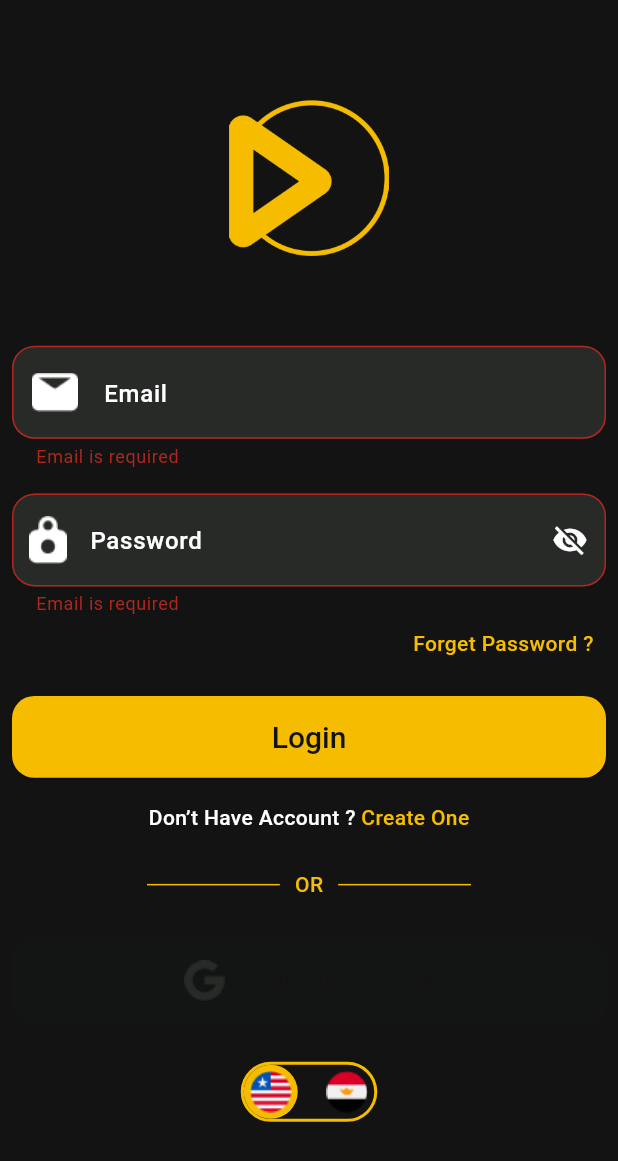
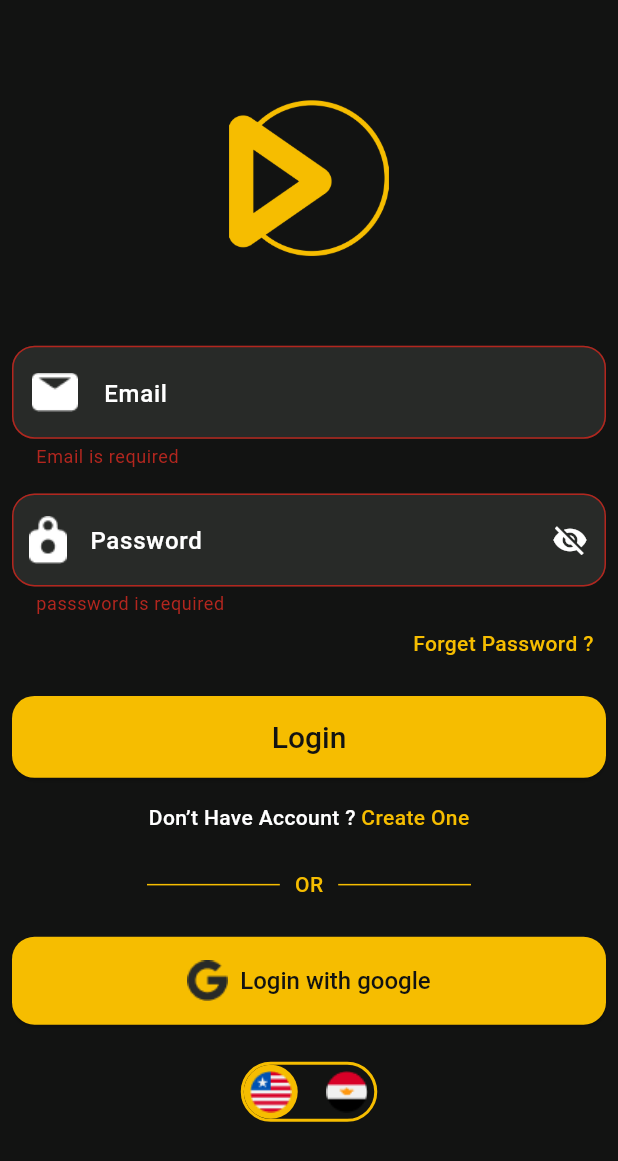
Before and after one commit to msalahzaki/Movies_App, a Flutter app: the LoginScreen screen opened by its route, after a tap on "Login", on a phone screen of 412 x 824 dp. Shown: the top 1161 px of the screen. Run offline on Flutter 3.47's test engine with Material 3 defaults, Android fonts, the phone set to English and light mode, and no system bars; our stand-ins replace carousel_slider, connectivity_plus, flutter_bloc, google_fonts, shared_preferences; accounts and stored records are empty; generated files the repository leaves out were written again.

Commit message:
last update login

```diff
--- a/lib/auth/login/cubit/login_view_model.dart
+++ b/lib/auth/login/cubit/login_view_model.dart
@@ -1,19 +1,27 @@
+import 'package:connectivity_plus/connectivity_plus.dart';
 import 'package:flutter/material.dart';
 import 'package:flutter_bloc/flutter_bloc.dart';
 import 'package:movies_app/api/api_manger.dart';
 import 'package:movies_app/auth/login/cubit/login_states.dart';
 import 'package:movies_app/home.dart';
-import 'package:movies_app/model/user_model.dart';
 import 'package:shared_preferences/shared_preferences.dart';
 
 class LoginViewModel extends Cubit<LoginStates> {
   final formkey = GlobalKey<FormState>();
   TextEditingController emailController = TextEditingController();
   TextEditingController passwordController = TextEditingController();
+  late String? savedToken;
+  late String? savedPass;
   LoginViewModel() : super(LoadingLoginState());
 
-  Future<UserModel?> login() async {
+  Future<void> login() async {
+    final List<ConnectivityResult> connectivityResult =
+        await Connectivity().checkConnectivity();
+
     if (formkey.currentState!.validate()) {
+      if (connectivityResult.contains(ConnectivityResult.mobile) ||
+          connectivityResult.contains(ConnectivityResult.wifi)) {
+//online
         try {
           emit(LoadingLoginState());
           var response = await ApiManger.loginApi(
@@ -23,26 +31,22 @@ class LoginViewModel extends Cubit<LoginStates> {
             await _savePassword(passwordController.text); // Save password
 
             // Immediately fetch and print the saved password for debugging
-          String? savedPass = await getSavedPassword();
+            savedPass = await getSavedPassword();
             print("✅ Saved Password: $savedPass");
 
-          String? savedToken = await getSavedToken();
+            savedToken = await getSavedToken();
             print("✅ Saved token: $savedToken");
 
             emit(SucessLoginState(message: response.message));
-          print("passsss:${response.password}");
-
-          print(response.token);
-          return response; // Return the user model
           } else {
-          emit(FailureLoginState(message: response?.message ?? "Login failed"));
+            emit(FailureLoginState(
+                message: response?.message ?? "Login failed"));
           }
         } catch (e) {
           emit(FailureLoginState(message: "an error has occured"));
         }
       }
-
-    return null;
+    }
   }
 
   Future<void> _saveToken(String token) async {
--- a/lib/auth/login/login_screen.dart
+++ b/lib/auth/login/login_screen.dart
@@ -1,7 +1,7 @@
 import 'package:flutter/material.dart';
 import 'package:flutter_bloc/flutter_bloc.dart';
 import 'package:movies_app/auth/forget_Password/forget_Password.dart';
-import 'package:movies_app/auth/login/Custom_elevated_Button.dart';
+import 'package:movies_app/auth/login/Custom_elevated_Button_login.dart';
 import 'package:movies_app/auth/login/cubit/login_states.dart';
 import 'package:movies_app/auth/login/cubit/login_view_model.dart';
 import 'package:movies_app/auth/register/register_screen_view.dart';
@@ -22,37 +22,36 @@ class LoginScreen extends StatefulWidget {
 }
 
 class _LoginScreenState extends State<LoginScreen> {
+  LoginViewModel loginViewModel = LoginViewModel();
   bool obsecure = true;
   @override
   Widget build(BuildContext context) {
     var height = MediaQuery.of(context).size.height;
     var width = MediaQuery.of(context).size.width;
-    return BlocProvider(
-      create: (context) => LoginViewModel(),
+    return BlocProvider.value(
+      value: loginViewModel,
       child: BlocListener<LoginViewModel, LoginStates>(
           listener: (context, state) {
             if (state is FailureLoginState) {
               DailogUtilis.hideLoading(context: context);
-            DailogUtilis.showMessage(context: context, message: state.message);
+              DailogUtilis.showMessage(
+                  title: 'Error', context: context, message: state.message);
             } else if (state is SucessLoginState) {
               DailogUtilis.hideLoading(context: context);
               DailogUtilis.showMessage(
                   context: context,
                   message: state.message,
+                  title: 'Sucess',
                   postActionname: "ok",
                   postActionFunc: () {
-                  context.read<LoginViewModel>().goToHome(context);
+                    loginViewModel.goToHome(context);
                   });
               // TODO: Navigate to home screen
             } else if (state is LoadingLoginState) {
               DailogUtilis.showLoading(context: context, message: "Loading...");
             }
           },
-        child: BlocBuilder<LoginViewModel, LoginStates>(
-          builder: (context, state) {
-            var loginViewModel =
-                context.read<LoginViewModel>(); // Get BlocProvider instance
-            return Scaffold(
+          child: Scaffold(
             body: Form(
               key: loginViewModel.formkey,
               child: SingleChildScrollView(
@@ -87,7 +86,7 @@ class _LoginScreenState extends State<LoginScreen> {
                         controller: loginViewModel.passwordController,
                         validator: (value) {
                           if (value == null || value.isEmpty) {
-                              return 'Email is required';
+                            return 'passsword is required';
                           }
 
                           return null;
@@ -138,8 +137,8 @@ class _LoginScreenState extends State<LoginScreen> {
                         height: height * 0.03,
                       ),
                       Custom_Elevated_Button_login(
-                            ontab: () async {
-                              context.read<LoginViewModel>().login();
+                          ontab: () {
+                            loginViewModel.login();
                           },
                           style: AppStyles.normal20black,
                           text: "Login",
@@ -201,10 +200,13 @@ class _LoginScreenState extends State<LoginScreen> {
                         height: height * 0.03,
                       ),
                       Custom_Elevated_Button_login(
+                          ontab: () {
+                            loginViewModel.login();
+                          },
                           isIcon: true,
                           icon: AppAssets.googleIcon,
                           style: AppStyles.normal16black,
-                            text: "Login With Google",
+                          text: "Login with google",
                           width: width,
                           height: height),
                       SizedBox(
@@ -216,10 +218,7 @@ class _LoginScreenState extends State<LoginScreen> {
                 ),
               ),
             ),
-            );
-          },
-        ),
-      ),
+          )),
     );
   }
 }
--- a/lib/main.dart
+++ b/lib/main.dart
@@ -1,5 +1,6 @@
 import 'package:flutter/material.dart';
 import 'package:flutter_bloc/flutter_bloc.dart';
+import 'package:movies_app/auth/login/cubit/login_view_model.dart';
 import 'package:movies_app/auth/login/login_screen.dart';
 import 'package:movies_app/cubit/language_states.dart';
 import 'package:movies_app/ui/Splash/splash_Screen.dart';
@@ -18,25 +19,26 @@ void main() {
     MultiBlocProvider(
       providers: [
         BlocProvider<LanguageCubit>(create: (context) => LanguageCubit()),
+        BlocProvider<LoginViewModel>(create: (context) => LoginViewModel()),
       ],
       child: const MyApp(),
     ),
   );
 }
+
 class MyApp extends StatelessWidget {
   const MyApp({super.key});
 
   @override
   Widget build(BuildContext context) {
-
     return BlocBuilder<LanguageCubit, LanguageStates>(
-      builder:(context, state) {
-        String locale ;
-     if(state is ChangeLanguageState){
-       locale = state.language;
-     }else{
-       locale = "en";
-     }
+      builder: (context, state) {
+        String locale;
+        if (state is ChangeLanguageState) {
+          locale = state.language;
+        } else {
+          locale = "en";
+        }
         return MaterialApp(
           localizationsDelegates: AppLocalizations.localizationsDelegates,
           supportedLocales: AppLocalizations.supportedLocales,
@@ -47,16 +49,14 @@ class MyApp extends StatelessWidget {
           locale: Locale(locale),
           initialRoute: StartScreen.routeName,
           routes: {
-            SplashScreen.routeName:(context) =>SplashScreen(),
+            SplashScreen.routeName: (context) => SplashScreen(),
             StartScreen.routeName: (context) => StartScreen(),
             OnboardingScreen.routeName: (context) => OnboardingScreen(),
             Home.homeScreenId: (context) => const Home(),
             LoginScreen.loginScreenId: (context) => const LoginScreen(),
           },
-
         );
       },
-
     );
   }
 }
--- a/lib/model/user_model.dart
+++ b/lib/model/user_model.dart
@@ -1,27 +1,12 @@
 class UserModel {
-  UserModel(
-      {required this.email,
-      required this.password,
-      required this.message,
-      required this.token});
+  UserModel({required this.message, required this.token});
 
-  final String email;
-  final String password;
   final String message;
   final String token;
 
   factory UserModel.fromJson(Map<String, dynamic> json) {
-    return UserModel(
-        email: json["email"] ?? "",
-        password: json["password"] ?? "",
-        message: json['message'] ?? "",
-        token: json['data'] ?? "");
+    return UserModel(message: json['message'] ?? "", token: json['data'] ?? "");
   }
 
-  Map<String, dynamic> toJson() => {
-        'message': message,
-        "email": email,
-        "password": password,
-        'token': token
-      };
+  Map<String, dynamic> toJson() => {'message': message, 'token': token};
 }
--- a/pubspec.yaml
+++ b/pubspec.yaml
@@ -46,6 +46,7 @@ dependencies:
   intl: any
   http: ^1.3.0
   shared_preferences: ^2.5.1
+  connectivity_plus: ^6.1.2
 
 
 dev_dependencies:
```
Also changed, not shown: lib/auth/login/Custom_elevated_Button_login.dart (renamed from lib/auth/login/Custom_elevated_Button.dart), pubspec.lock, 3 other files. Lines whose indentation alone changed are shown as unchanged.
